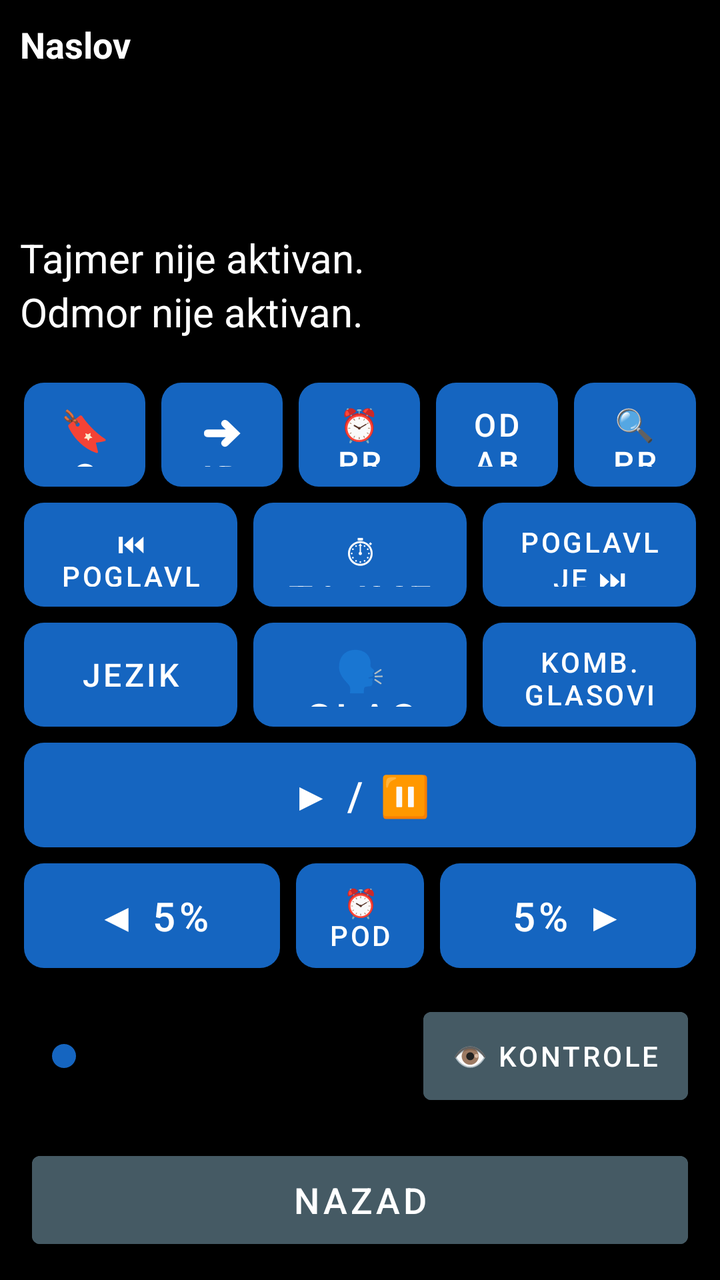
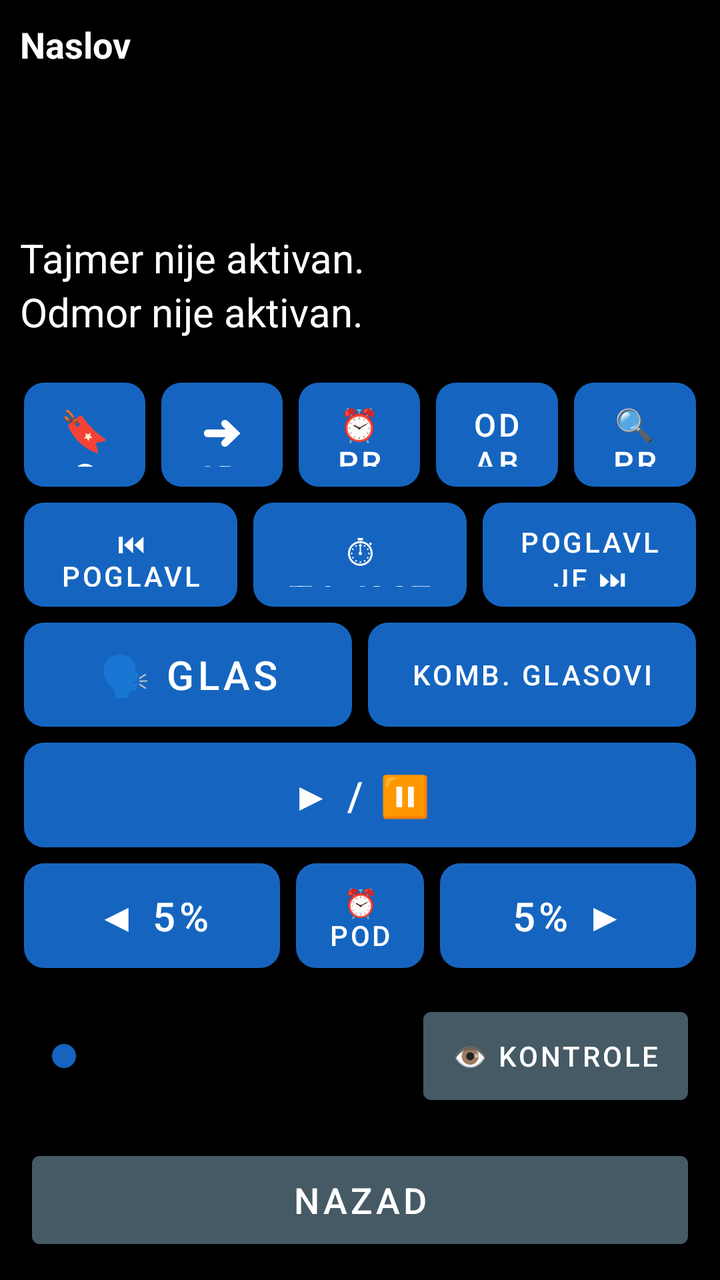

Screens rendered from an Android XML layout before and after an edit, with the pre-edit source and the edit as a unified diff.
<!-- AndroidManifest.xml: application theme Theme.RecPoRec -->
<!-- res/layout/activity_reader.xml -->
<?xml version="1.0" encoding="utf-8"?>
<LinearLayout xmlns:android="http://schemas.android.com/apk/res/android"
    android:layout_width="match_parent"
    android:layout_height="match_parent"
    android:orientation="vertical"
    android:fitsSystemWindows="true"
    android:background="@color/background">

    
    <LinearLayout
        android:id="@+id/layoutStatus"
        android:layout_width="match_parent"
        android:layout_height="wrap_content"
        android:orientation="vertical"
        android:padding="10dp">

        <TextView
            android:id="@+id/textDocTitle"
            android:layout_width="match_parent"
            android:layout_height="wrap_content"
            android:textSize="18sp"
            android:textStyle="bold"
            android:textColor="@color/text_primary"
            android:maxLines="1"
            android:ellipsize="end"
            android:text="Naslov" />

        <TextView
            android:id="@+id/textPages"
            android:layout_width="match_parent"
            android:layout_height="wrap_content"
            android:textSize="20sp"
            android:textColor="@color/text_primary"
            android:accessibilityLiveRegion="polite" />

        <TextView
            android:id="@+id/textElapsed"
            android:layout_width="match_parent"
            android:layout_height="wrap_content"
            android:textSize="20sp"
            android:textColor="@color/text_primary" />

        <TextView
            android:id="@+id/textRemaining"
            android:layout_width="match_parent"
            android:layout_height="wrap_content"
            android:textSize="20sp"
            android:textColor="@color/text_primary" />

        <TextView
            android:id="@+id/textTimerStatus"
            android:layout_width="match_parent"
            android:layout_height="wrap_content"
            android:textSize="20sp"
            android:textColor="@color/text_primary"
            android:text="Tajmer nije aktivan." />

        <TextView
            android:id="@+id/textRestStatus"
            android:layout_width="match_parent"
            android:layout_height="wrap_content"
            android:textSize="20sp"
            android:textColor="@color/text_primary"
            android:text="Odmor nije aktivan." />
    </LinearLayout>

    
    <LinearLayout
        android:layout_width="match_parent"
        android:layout_height="0dp"
        android:layout_weight="1"
        android:orientation="vertical"
        android:padding="8dp">

        
        <LinearLayout
            android:id="@+id/layoutRow1"
            android:layout_width="match_parent"
            android:layout_height="0dp"
            android:layout_weight="1"
            android:orientation="horizontal">

            <Button android:id="@+id/btnBookmarks" style="@style/KeyButton"
                android:backgroundTint="@color/btn_goto_page"
                android:contentDescription="Oznake - dodaj, ukloni ili ukloni sve oznake u ovom dokumentu. Dug pritisak: brzo dodaj oznaku."
                android:text="🔖 Oznake" />

            <Button android:id="@+id/btnGoTo" style="@style/KeyButton"
                android:backgroundTint="@color/btn_goto_page"
                android:contentDescription="Idi na stranicu, minut ili oznaku. Dug pritisak: idi na početak dokumenta."
                android:text="➜ Idi na" />

            <Button android:id="@+id/btnWakeUp" style="@style/KeyButton"
                android:backgroundTint="@color/btn_wakeup"
                android:contentDescription="Probudi me u tačno vreme. Dug pritisak: isključi buđenje."
                android:textSize="16sp"
                android:text="⏰ Probudi" />

            <Button android:id="@+id/btnSelectAll" style="@style/KeyButton"
                android:backgroundTint="@color/btn_combined"
                android:contentDescription="Odaberi sve. Dug pritisak: kopiraj odabrano."
                android:textSize="16sp"
                android:text="Odaberi sve" />

            <Button android:id="@+id/btnSearchText" style="@style/KeyButton"
                android:backgroundTint="@color/btn_goto_page"
                android:contentDescription="Pretraži tekst dokumenta. Dug pritisak: ponovi poslednju pretragu."
                android:textSize="16sp"
                android:text="🔍 Pretraga" />
        </LinearLayout>

        
        <LinearLayout
            android:id="@+id/layoutRow2"
            android:layout_width="match_parent"
            android:layout_height="0dp"
            android:layout_weight="1"
            android:orientation="horizontal">

            <Button android:id="@+id/btnPrevChapter" style="@style/KeyButton"
                android:backgroundTint="@color/btn_chapter"
                android:contentDescription="@string/btn_prev_chapter"
                android:textSize="14sp"
                android:text="⏮ Poglavlje" />

            <Button android:id="@+id/btnTimer" style="@style/KeyButton"
                android:backgroundTint="@color/btn_timer"
                android:contentDescription="@string/btn_timer"
                android:text="⏱ Tajmer" />

            <Button android:id="@+id/btnNextChapter" style="@style/KeyButton"
                android:backgroundTint="@color/btn_chapter"
                android:contentDescription="@string/btn_next_chapter"
                android:textSize="14sp"
                android:text="Poglavlje ⏭" />
        </LinearLayout>

        
        <LinearLayout
            android:id="@+id/layoutRow3"
            android:layout_width="match_parent"
            android:layout_height="0dp"
            android:layout_weight="1"
            android:orientation="horizontal">

            <Button android:id="@+id/btnDocLanguage" style="@style/KeyButton"
                android:backgroundTint="@color/btn_goto_page"
                android:contentDescription="Jezik za ovaj dokument. Dug pritisak: poništi sve prethodne radnje."
                android:textSize="16sp"
                android:text="Jezik" />

            <Button android:id="@+id/btnVoice" style="@style/KeyButton"
                android:backgroundTint="@color/btn_voice"
                android:contentDescription="@string/btn_voice"
                android:text="🗣 Glas" />

            <Button android:id="@+id/btnCombinedVoices" style="@style/KeyButton"
                android:backgroundTint="@color/btn_combined"
                android:contentDescription="Kombinovani glasovi za ovaj dokument. Dug pritisak: automatski listaj dokument."
                android:textSize="14sp"
                android:text="Komb. glasovi" />
        </LinearLayout>

        
        <LinearLayout
            android:layout_width="match_parent"
            android:layout_height="0dp"
            android:layout_weight="1"
            android:orientation="horizontal">

            <Button android:id="@+id/btnPlayPause" style="@style/KeyButton"
                android:backgroundTint="@color/btn_play"
                android:contentDescription="@string/btn_play_pause"
                android:text="▶ / ⏸" />
        </LinearLayout>

        
        <LinearLayout
            android:id="@+id/layoutRow5"
            android:layout_width="match_parent"
            android:layout_height="0dp"
            android:layout_weight="1"
            android:orientation="horizontal">

            <Button android:id="@+id/btnStepBack" style="@style/KeyButton"
                android:layout_weight="2"
                android:backgroundTint="@color/btn_page_nav"
                android:contentDescription="@string/slider_back"
                android:text="◀ 5%" />

            <Button android:id="@+id/btnRemindMe" style="@style/KeyButton"
                android:backgroundTint="@color/btn_timer"
                android:contentDescription="Podsetnik, vraća dokument unazad. Dug pritisak: ponovi poslednji podsetnik."
                android:textSize="14sp"
                android:text="⏰ Podseti" />

            <Button android:id="@+id/btnStepForward" style="@style/KeyButton"
                android:layout_weight="2"
                android:backgroundTint="@color/btn_page_nav"
                android:contentDescription="@string/slider_forward"
                android:text="5% ▶" />
        </LinearLayout>

    </LinearLayout>

    
    <LinearLayout
        android:layout_width="match_parent"
        android:layout_height="wrap_content"
        android:orientation="horizontal"
        android:gravity="center_vertical"
        android:layout_marginStart="16dp"
        android:layout_marginEnd="16dp"
        android:layout_marginTop="4dp"
        android:layout_marginBottom="16dp">

        <SeekBar
            android:id="@+id/seekProgress"
            android:layout_width="0dp"
            android:layout_weight="1"
            android:layout_height="56dp"
            android:contentDescription="@string/slider_position"
            android:max="100"
            android:progressTint="@color/btn_voice"
            android:thumbTint="@color/btn_voice" />

        <Button
            android:id="@+id/btnToggleControls"
            android:layout_width="wrap_content"
            android:layout_height="56dp"
            android:layout_marginStart="10dp"
            android:minWidth="0dp"
            android:paddingStart="14dp"
            android:paddingEnd="14dp"
            android:textSize="14sp"
            android:backgroundTint="@color/btn_combined"
            android:textColor="@color/button_text"
            android:contentDescription="Prikaži ili sakrij kontrole. Dug pritisak: Kratak predah, pauzira čitanje na 15 minuta."
            android:text="👁 Kontrole" />
    </LinearLayout>

    
    <Button
        android:id="@+id/btnBack"
        android:layout_width="match_parent"
        android:layout_height="56dp"
        android:layout_marginStart="16dp"
        android:layout_marginEnd="16dp"
        android:layout_marginBottom="12dp"
        android:textSize="18sp"
        android:backgroundTint="@color/btn_combined"
        android:textColor="@color/button_text"
        android:contentDescription="Nazad. Zatvara dokument, vraća na listu. Dug pritisak: pošalji aplikaciju u pozadinu."
        android:text="Nazad" />

</LinearLayout>
<!-- resources referenced by this layout -->
<resources>
  <color name="background">#000000</color>
  <color name="btn_chapter">#2E7D32</color>
  <color name="btn_combined">#455A64</color>
  <color name="btn_goto_page">#5D4037</color>
  <color name="btn_page_nav">#AD1457</color>
  <color name="btn_play">#D84315</color>
  <color name="btn_timer">#6A1B9A</color>
  <color name="btn_voice">#1565C0</color>
  <color name="btn_wakeup">#C62828</color>
  <color name="button_text">#FFFFFF</color>
  <color name="text_primary">#FFFFFF</color>
  <string name="btn_next_chapter">Sledeće poglavlje. Dug pritisak: spisak svih poglavlja.</string>
  <string name="btn_play_pause">Pokreni/Pauziraj čitanje. Dug pritisak: reci trenutni status.</string>
  <string name="btn_prev_chapter">Prethodno poglavlje. Dug pritisak: ponovi trenutno poglavlje.</string>
  <string name="btn_timer">Tajmer za automatsku pauzu. Dug pritisak: isključi tajmer.</string>
  <string name="btn_voice">Izbor glasa. Dug pritisak: Zakaži čitanje.</string>
  <string name="slider_back">Pomeri pet posto unazad. Dug pritisak: ponovi trenutnu stranicu.</string>
  <string name="slider_forward">Pomeri pet posto unapred. Dug pritisak: poništi poslednju radnju.</string>
  <string name="slider_position">Klizač za pomeranje kroz knjigu, pet posto po koraku</string>
  <style name="KeyButton">
          <item name="android:layout_width">0dp</item>
          <item name="android:layout_height">match_parent</item>
          <item name="android:layout_weight">1</item>
          <item name="android:layout_margin">4dp</item>
          <item name="android:textSize">20sp</item>
          <item name="android:textColor">@color/button_text</item>
          <item name="android:background">@drawable/key_button_shape</item>
          <item name="android:stateListAnimator">@null</item>
          <item name="android:elevation">0dp</item>
      </style>
  <style name="Theme.RecPoRec" parent="Theme.MaterialComponents.DayNight.NoActionBar">
          <item name="android:windowBackground">@color/background</item>
          <item name="android:textColorPrimary">@color/text_primary</item>
          <item name="colorPrimary">@color/btn_voice</item>
          <item name="colorOnPrimary">@color/button_text</item>
          <item name="alertDialogTheme">@style/RecPoRecAlertDialog</item>
          <item name="android:alertDialogTheme">@style/RecPoRecAlertDialog</item>
      </style>
  <!-- drawable key_button_shape (drawable) -->
  <?xml version="1.0" encoding="utf-8"?>
  <shape xmlns:android="http://schemas.android.com/apk/res/android"
      android:shape="rectangle">
      <corners android:radius="10dp" />
      <solid android:color="#FFFFFF" />
  </shape>
  <style name="RecPoRecAlertDialog" parent="Theme.AppCompat.DayNight.Dialog.Alert">
          <item name="android:windowBackground">@color/background</item>
          <item name="android:textColorPrimary">@color/text_primary</item>
          <item name="colorAccent">@color/btn_goto_page</item>
          <item name="android:textAppearanceMedium">@style/RecPoRecDialogText</item>
          <item name="android:textAppearanceListItem">@style/RecPoRecDialogText</item>
          <item name="android:textAppearanceListItemSmall">@style/RecPoRecDialogText</item>
          <item name="buttonBarPositiveButtonStyle">@style/RecPoRecDialogButton</item>
          <item name="buttonBarNegativeButtonStyle">@style/RecPoRecDialogButton</item>
          <item name="buttonBarNeutralButtonStyle">@style/RecPoRecDialogButton</item>
      </style>
  <style name="RecPoRecDialogText" parent="TextAppearance.AppCompat.Medium">
          <item name="android:textSize">20sp</item>
          <item name="android:textColor">@color/text_primary</item>
      </style>
  <style name="RecPoRecDialogButton" parent="Widget.AppCompat.Button.ButtonBar.AlertDialog">
          <item name="android:textSize">18sp</item>
          <item name="android:textColor">@color/btn_goto_page</item>
          <item name="android:textStyle">bold</item>
      </style>
</resources>

<!-- the commit's change to res/layout/activity_reader.xml (unified diff, before → after) -->
@@ -142,12 +142,6 @@
             android:layout_height="0dp"
             android:layout_weight="1"
             android:orientation="horizontal">
-
-            <Button android:id="@+id/btnDocLanguage" style="@style/KeyButton"
-                android:backgroundTint="@color/btn_goto_page"
-                android:contentDescription="Jezik za ovaj dokument. Dug pritisak: poništi sve prethodne radnje."
-                android:textSize="16sp"
-                android:text="Jezik" />
 
             <Button android:id="@+id/btnVoice" style="@style/KeyButton"
                 android:backgroundTint="@color/btn_voice"
